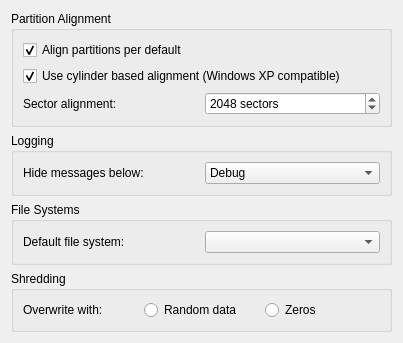
This is src/config/configurepagegeneral.ui in KDE/partitionmanager as Qt 5 draws it before an edit. The edited form follows.
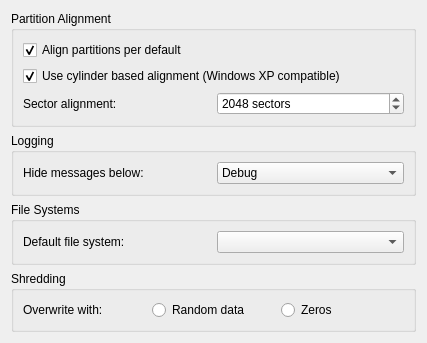
This is the edited form.

Commit message: Make shredSource radio button work again.

What changed in the file:
```diff
--- a/src/config/configurepagegeneral.ui
+++ b/src/config/configurepagegeneral.ui
@@ -6,7 +6,7 @@
    <rect>
     <x>0</x>
     <y>0</y>
-    <width>403</width>
+    <width>427</width>
     <height>327</height>
    </rect>
   </property>
```
Left out of the diff: 11 changed lines with no effect on the pictures. The commit also changes 4 other files.
